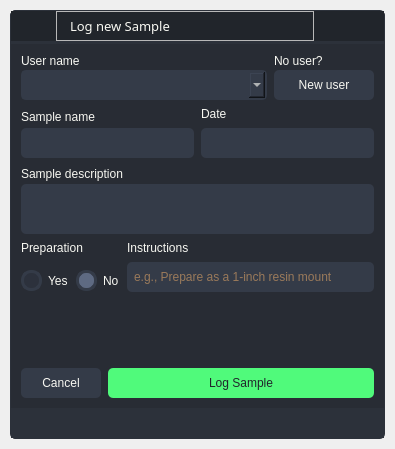
AIR-G-UFOP/Saturn-SampleLog, file src/app/ui/qt/samplewindow.ui: the form before one commit.
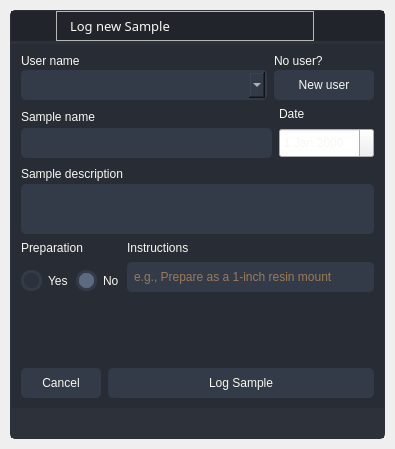
The form after the commit. Icons and pictures are not drawn.

The edit to the form file:
```diff
--- a/src/app/ui/qt/samplewindow.ui
+++ b/src/app/ui/qt/samplewindow.ui
@@ -705,7 +705,7 @@
                      </widget>
                     </item>
                     <item>
-                     <widget class="QLineEdit" name="date">
+                     <widget class="QDateEdit" name="date">
                       <property name="minimumSize">
                        <size>
                         <width>0</width>
@@ -870,7 +870,7 @@
                    </widget>
                   </item>
                   <item>
-                   <widget class="QPushButton" name="btn_loguser">
+                   <widget class="QPushButton" name="btn_logSanple">
                     <property name="minimumSize">
                      <size>
                       <width>0</width>
```
